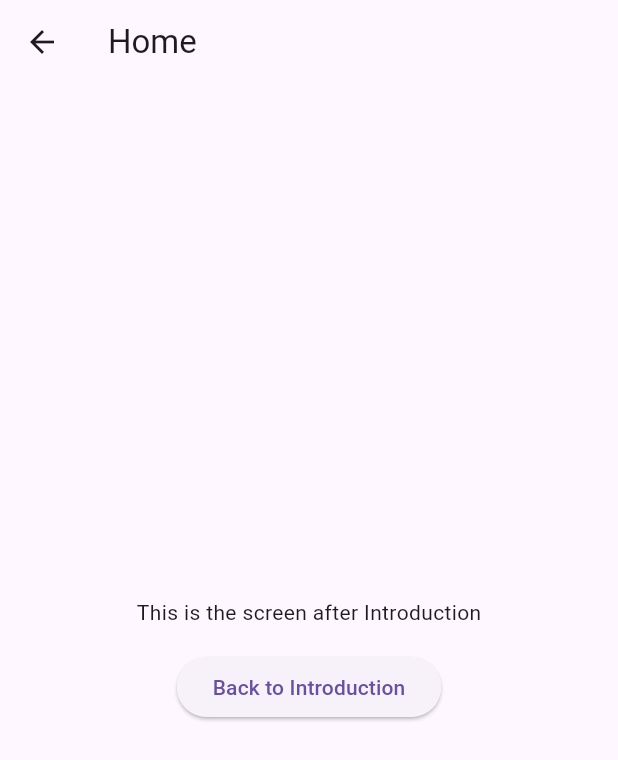
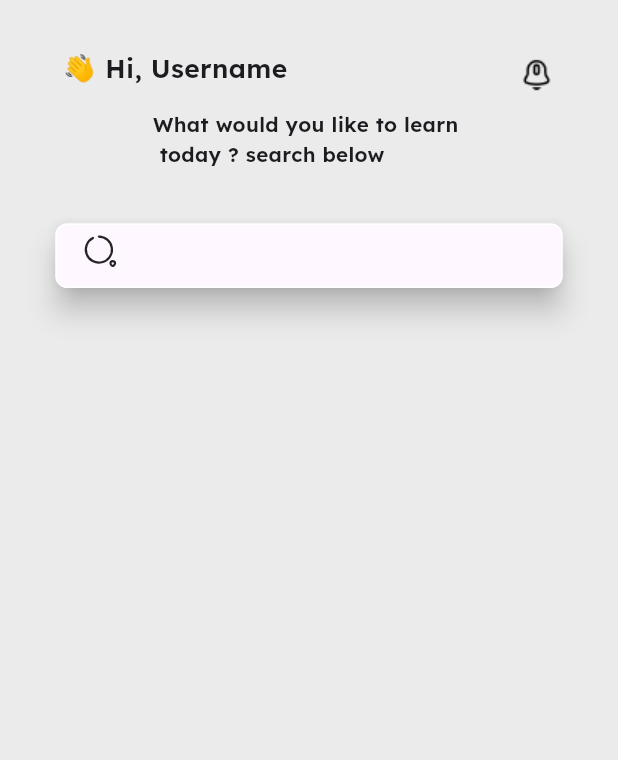
Before and after one commit to samibarsa/quiz, a Flutter app: the HomePage screen opened directly, on a phone screen of 412 x 824 dp. Shown: the top 760 px of the screen. Run offline on Flutter 3.47's test engine with Material 3 defaults, Android fonts, the phone set to English and light mode, and no system bars; our stand-ins replace flutter_screenutil, flutter_svg, font_awesome_flutter, introduction_screen; Roboto replaces fonts that are missing (Mochiy_pop_one).

Commit message:
finish textfiled in homepage

```diff
--- a/lib/core/util/approuter.dart
+++ b/lib/core/util/approuter.dart
@@ -1,14 +1,14 @@
 import 'package:flutter/material.dart';
+import 'package:quiz/features/Home/presentation/pages/homePage.dart';
 import 'package:quiz/features/auth/presentation/pages/login_view.dart';
 import 'package:quiz/features/auth/presentation/pages/signin.dart';
 import 'package:quiz/features/onboarding/presentation/pages/onboarding.dart';
-import 'package:quiz/features/onboarding/presentation/pages/splashscrean.dart';
 
 class AppRouter {
   Route? getRoute(RouteSettings routeSettings) {
     switch (routeSettings.name) {
       case '/':
-        return MaterialPageRoute(builder: (context) => const SplashScreen());
+        return MaterialPageRoute(builder: (context) => const HomePage());
       case '/home':
         return MaterialPageRoute(builder: (context) => const OnBoardingPage());
       case '/login':
--- a/lib/core/util/constatnt.dart
+++ b/lib/core/util/constatnt.dart
@@ -5,3 +5,4 @@ abstract class AppSize {
 
 String mochiy = 'Mochiy_pop_one';
 String montserrat = 'Montserrat';
+String lexend = 'Lexend';
--- /dev/null
+++ b/lib/features/Home/presentation/pages/homePage.dart
@@ -0,0 +1,17 @@
+// ignore: file_names
+import 'package:flutter/material.dart';
+import 'package:quiz/features/Home/presentation/widgets/home_page_body.dart';
+
+class HomePage extends StatelessWidget {
+  const HomePage({super.key});
+
+  @override
+  Widget build(BuildContext context) {
+    return const Scaffold(
+      backgroundColor: Color(0xffEBEBEB),
+      body: HomePageBody(
+        username: 'Username',
+      ),
+    );
+  }
+}
--- /dev/null
+++ b/lib/features/Home/presentation/widgets/home_page_body.dart
@@ -0,0 +1,99 @@
+// ignore: file_names
+
+import 'package:flutter/cupertino.dart';
+import 'package:flutter/material.dart';
+import 'package:flutter/widgets.dart';
+import 'package:flutter_screenutil/flutter_screenutil.dart';
+import 'package:flutter_svg/svg.dart';
+import 'package:quiz/core/util/constatnt.dart';
+
+class HomePageBody extends StatelessWidget {
+  const HomePageBody({
+    super.key,
+    required this.username,
+  });
+  final String username;
+  @override
+  Widget build(BuildContext context) {
+    return SingleChildScrollView(
+      child: SafeArea(
+        child: Column(
+          mainAxisAlignment: MainAxisAlignment.center,
+          children: [
+            Row(
+              mainAxisAlignment: MainAxisAlignment.spaceBetween,
+              children: [
+                Padding(
+                  padding: EdgeInsets.only(top: 30.h, left: 40.w),
+                  child: Text(
+                    '👋 Hi, $username',
+                    style: TextStyle(
+                        fontSize: 18.sp,
+                        fontFamily: lexend,
+                        fontWeight: FontWeight.w600),
+                  ),
+                ),
+                Padding(
+                  padding: EdgeInsets.only(right: 40.w, top: 40.h),
+                  child: Image.asset(
+                    'assets/images/notificationbing.png',
+                    color: Colors.black,
+                  ),
+                )
+              ],
+            ),
+            SizedBox(
+              height: 10.h,
+            ),
+            Text(
+              "What would you like to learn \n today ? search below",
+              textAlign: TextAlign.start,
+              style: TextStyle(
+                fontFamily: lexend,
+                fontWeight: FontWeight.w400,
+                fontSize: 14.sp,
+              ),
+            ),
+            SizedBox(
+              height: 37.h,
+            ),
+            SizedBox(
+              width: 320.w,
+              child: Material(
+                  shadowColor: Colors.black,
+                  elevation: 8,
+                  borderRadius: BorderRadius.circular(8.r),
+                  child: TextField(
+                    cursorColor: Colors.black,
+                    cursorHeight: 20.h,
+                    style: TextStyle(
+                      height: 1.2.h,
+                    ),
+                    decoration: InputDecoration(
+                        isDense: true,
+                        prefix: SizedBox(width: 5.w),
+                        prefixIconColor: Colors.black,
+                        prefixIconConstraints: BoxConstraints.loose(
+                          Size(50.w, 30.h),
+                        ),
+                        prefixIcon: Padding(
+                          padding: const EdgeInsets.only(left: 15),
+                          child: SvgPicture.asset(
+                            'assets/svgimages/Vector.svg',
+                          ),
+                        ),
+                        border: outLineInputBorder(),
+                        focusedBorder: outLineInputBorder(),
+                        enabledBorder: outLineInputBorder()),
+                  )),
+            )
+          ],
+        ),
+      ),
+    );
+  }
+
+  OutlineInputBorder outLineInputBorder() => OutlineInputBorder(
+      borderRadius: BorderRadius.circular(8.r),
+      borderSide: const BorderSide(color: Colors.white));
+}
--- a/lib/features/auth/presentation/widgets/log_in_body.dart
+++ b/lib/features/auth/presentation/widgets/log_in_body.dart
@@ -35,7 +35,7 @@ class LogInBody extends StatelessWidget {
             color: const Color(0xff009FF5),
             icon: null),
         RowOfText(
-          OnTap: () => Navigator.of(context).pushNamed('/signin'),
+          OnTap: () => Navigator.of(context).pushNamed('/signup'),
           text: 'Don’t have account ?',
           buttonText: "Sign in",
         )
--- a/lib/features/onboarding/presentation/pages/onboarding.dart
+++ b/lib/features/onboarding/presentation/pages/onboarding.dart
@@ -52,33 +52,3 @@ class OnBoardingPageState extends State<OnBoardingPage> {
     );
   }
 }
-
-class HomePage extends StatelessWidget {
-  const HomePage({super.key});
-
-  void _onBackToIntro(context) {
-    Navigator.of(context).pushReplacement(
-      MaterialPageRoute(builder: (_) => const OnBoardingPage()),
-    );
-  }
-
-  @override
-  Widget build(BuildContext context) {
-    return Scaffold(
-      appBar: AppBar(title: const Text('Home')),
-      body: Center(
-        child: Column(
-          mainAxisSize: MainAxisSize.min,
-          children: [
-            const Text("This is the screen after Introduction"),
-            const SizedBox(height: 16.0),
-            ElevatedButton(
-              onPressed: () => _onBackToIntro(context),
-              child: const Text('Back to Introduction'),
-            ),
-          ],
-        ),
-      ),
-    );
-  }
-}
--- a/pubspec.yaml
+++ b/pubspec.yaml
@@ -75,6 +75,9 @@ flutter:
     - family: Montserrat
       fonts:
         - asset: assets/fonts/Montserrat-Medium.ttf
+    - family: Lexend
+      fonts:
+        - asset: assets/fonts/Lexend-SemiBold.ttf
   #       - asset: fonts/TrajanPro_Bold.ttf
   #         weight: 700
   #
```
Also changed, not shown: assets/fonts/Lexend-SemiBold.ttf (added), assets/images/Vector.png (added), assets/images/notificationbing.png (added), assets/svgimages/Vector.svg (added), assets/svgimages/notificationbing.svg (added).
